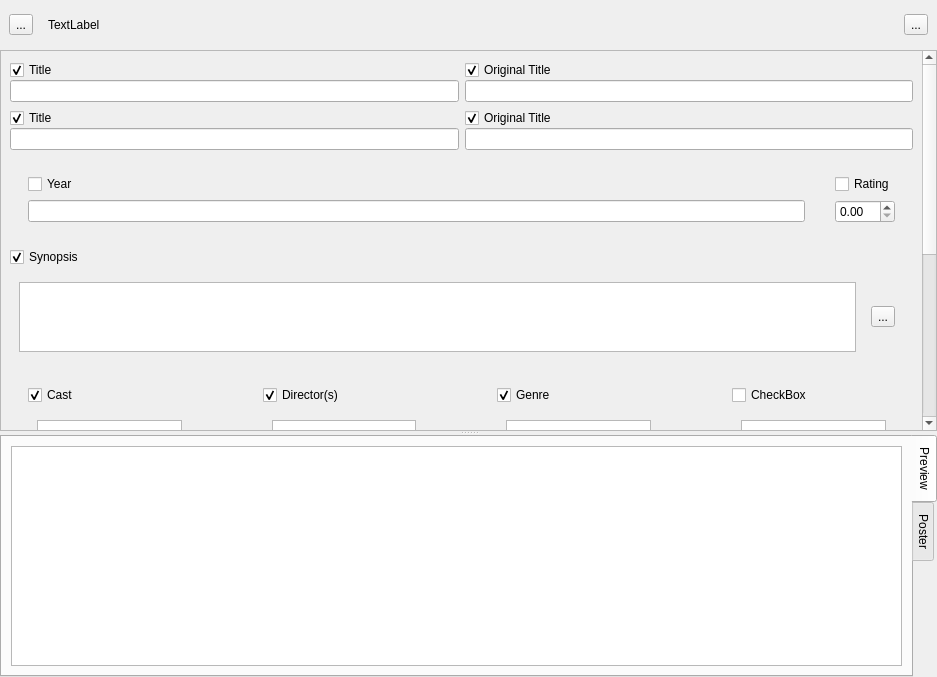
Before: the Qt Designer form src/panelview.ui in app211/jaqet, drawn with Qt 5.
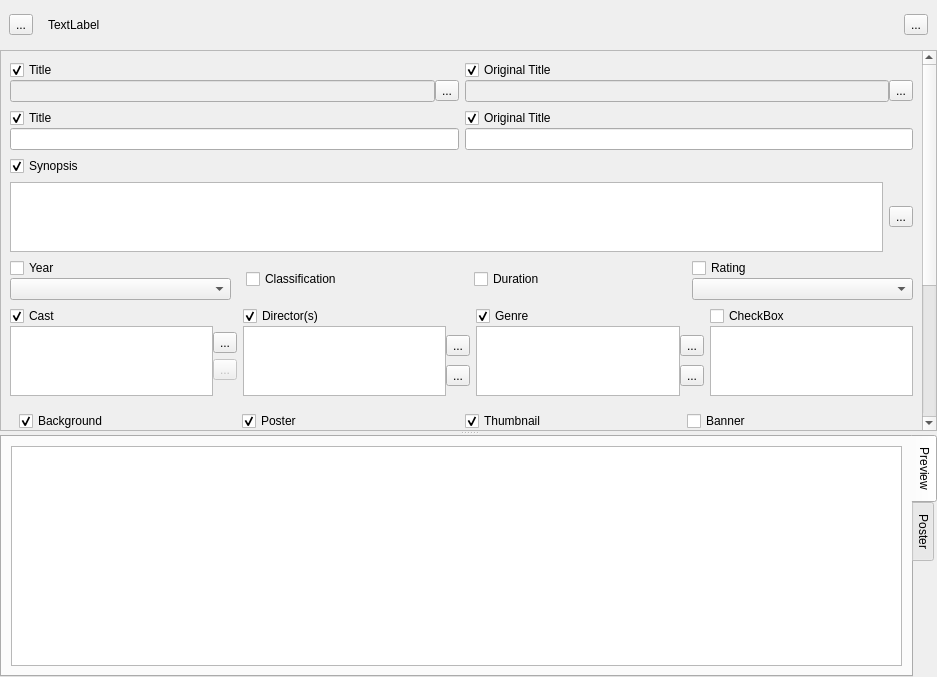
After: the same form once the commit is applied. Icons and pictures are not drawn. Custom widgets are drawn as their Qt base class.

```diff
--- a/src/panelview.ui
+++ b/src/panelview.ui
@@ -142,9 +142,9 @@
               <property name="geometry">
                <rect>
                 <x>0</x>
-                <y>-353</y>
+                <y>-16</y>
                 <width>917</width>
-                <height>755</height>
+                <height>662</height>
                </rect>
               </property>
               <layout class="QVBoxLayout" name="verticalLayout_4">
@@ -188,7 +188,7 @@
                       <number>0</number>
                      </property>
                      <item>
-                      <widget class="CheckLock" name="checkBox_3">
+                      <widget class="CheckLock" name="checkBoxTitle">
                        <property name="text">
                         <string>Title</string>
                        </property>
@@ -198,7 +198,43 @@
                       </widget>
                      </item>
                      <item>
-                      <widget class="QLineEdit" name="titleEdit"/>
+                      <widget class="QWidget" name="widget_33" native="true">
+                       <layout class="QHBoxLayout" name="horizontalLayout_14">
+                        <property name="spacing">
+                         <number>0</number>
+                        </property>
+                        <property name="leftMargin">
+                         <number>0</number>
+                        </property>
+                        <property name="topMargin">
+                         <number>0</number>
+                        </property>
+                        <property name="rightMargin">
+                         <number>0</number>
+                        </property>
+                        <property name="bottomMargin">
+                         <number>0</number>
+                        </property>
+                        <item>
+                         <widget class="QLineEdit" name="titleEdit">
+                          <property name="enabled">
+                           <bool>false</bool>
+                          </property>
+                         </widget>
+                        </item>
+                        <item>
+                         <widget class="QToolButton" name="toolButtonEditTitle">
+                          <property name="text">
+                           <string>...</string>
+                          </property>
+                          <property name="icon">
+                           <iconset resource="../resources/resources.qrc">
+                            <normaloff>:/resources/Edit.png</normaloff>:/resources/Edit.png</iconset>
+                          </property>
+                         </widget>
+                        </item>
+                       </layout>
+                      </widget>
                      </item>
                     </layout>
                    </widget>
@@ -222,7 +258,7 @@
                       <number>0</number>
                      </property>
                      <item>
-                      <widget class="CheckLock" name="checkBox_5">
+                      <widget class="CheckLock" name="checkBoxOriginalTitle">
                        <property name="text">
                         <string>Original Title</string>
                        </property>
@@ -232,7 +268,43 @@
                       </widget>
                      </item>
                      <item>
-                      <widget class="QLineEdit" name="originalTitleEdit"/>
+                      <widget class="QWidget" name="widget_34" native="true">
+                       <layout class="QHBoxLayout" name="horizontalLayout_15">
+                        <property name="spacing">
+                         <number>0</number>
+                        </property>
+                        <property name="leftMargin">
+                         <number>0</number>
+                        </property>
+                        <property name="topMargin">
+                         <number>0</number>
+                        </property>
+                        <property name="rightMargin">
+                         <number>0</number>
+                        </property>
+                        <property name="bottomMargin">
+                         <number>0</number>
+                        </property>
+                        <item>
+                         <widget class="QLineEdit" name="originalTitleEdit">
+                          <property name="enabled">
+                           <bool>false</bool>
+                          </property>
+                         </widget>
+                        </item>
+                        <item>
+                         <widget class="QToolButton" name="toolButtonEditOriginalTitle">
+                          <property name="text">
+                           <string>...</string>
+                          </property>
+                          <property name="icon">
+                           <iconset resource="../resources/resources.qrc">
+                            <normaloff>:/resources/Edit.png</normaloff>:/resources/Edit.png</iconset>
+                          </property>
+                         </widget>
+                        </item>
+                       </layout>
+                      </widget>
                      </item>
                     </layout>
                    </widget>
@@ -283,7 +355,7 @@
                       <number>0</number>
                      </property>
                      <item>
-                      <widget class="CheckLock" name="checkBox_13">
+                      <widget class="CheckLock" name="checkBoxEpisodeTitle">
                        <property name="text">
                         <string>Title</string>
                        </property>
@@ -336,54 +408,7 @@
                 </widget>
                </item>
                <item>
-                <widget class="QWidget" name="widget_25" native="true">
-                 <property name="minimumSize">
-                  <size>
-                   <width>0</width>
-                   <height>0</height>
-                  </size>
-                 </property>
-                 <layout class="QHBoxLayout" name="horizontalLayout_11">
-                  <item>
-                   <widget class="QWidget" name="widget_26" native="true">
-                    <layout class="QVBoxLayout" name="verticalLayout_20">
-                     <item>
-                      <widget class="CheckLock" name="checkBoxYear">
-                       <property name="text">
-                        <string>Year</string>
-                       </property>
-                      </widget>
-                     </item>
-                     <item>
-                      <widget class="QLineEdit" name="lineEdit_3"/>
-                     </item>
-                    </layout>
-                   </widget>
-                  </item>
-                  <item>
-                   <widget class="QWidget" name="widget_28" native="true"/>
-                  </item>
-                  <item>
-                   <widget class="QWidget" name="widget_29" native="true">
-                    <layout class="QVBoxLayout" name="verticalLayout_22">
-                     <item>
-                      <widget class="QCheckBox" name="checkBoxRating">
-                       <property name="text">
-                        <string>Rating</string>
-                       </property>
-                      </widget>
-                     </item>
-                     <item>
-                      <widget class="QDoubleSpinBox" name="doubleSpinBoxRating"/>
-                     </item>
-                    </layout>
-                   </widget>
-                  </item>
-                 </layout>
-                </widget>
-               </item>
-               <item>
-                <widget class="CheckLock" name="checkBoxLockSynopsis">
+                <widget class="CheckLock" name="checkBoxSynopsis">
                  <property name="text">
                   <string>Synopsis</string>
                  </property>
@@ -395,6 +420,18 @@
                <item>
                 <widget class="QWidget" name="widget_5" native="true">
                  <layout class="QHBoxLayout" name="horizontalLayout_4">
+                  <property name="leftMargin">
+                   <number>0</number>
+                  </property>
+                  <property name="topMargin">
+                   <number>0</number>
+                  </property>
+                  <property name="rightMargin">
+                   <number>0</number>
+                  </property>
+                  <property name="bottomMargin">
+                   <number>0</number>
+                  </property>
                   <item>
                    <widget class="QTextEdit" name="synopsis">
                     <property name="enabled">
@@ -408,6 +445,18 @@
                   <item>
                    <widget class="QWidget" name="widget_7" native="true">
                     <layout class="QVBoxLayout" name="verticalLayout_9">
+                     <property name="leftMargin">
+                      <number>0</number>
+                     </property>
+                     <property name="topMargin">
+                      <number>0</number>
+                     </property>
+                     <property name="rightMargin">
+                      <number>0</number>
+                     </property>
+                     <property name="bottomMargin">
+                      <number>0</number>
+                     </property>
                      <item>
                       <widget class="QToolButton" name="toolButtonSysnopsis">
                        <property name="text">
@@ -428,9 +477,140 @@
                  </layout>
                 </widget>
                </item>
+               <item>
+                <widget class="QWidget" name="widget_25" native="true">
+                 <property name="minimumSize">
+                  <size>
+                   <width>0</width>
+                   <height>0</height>
+                  </size>
+                 </property>
+                 <layout class="QHBoxLayout" name="horizontalLayout_11">
+                  <property name="spacing">
+                   <number>6</number>
+                  </property>
+                  <property name="leftMargin">
+                   <number>0</number>
+                  </property>
+                  <property name="topMargin">
+                   <number>0</number>
+                  </property>
+                  <property name="rightMargin">
+                   <number>0</number>
+                  </property>
+                  <property name="bottomMargin">
+                   <number>0</number>
+                  </property>
+                  <item>
+                   <widget class="QWidget" name="widget_26" native="true">
+                    <layout class="QVBoxLayout" name="verticalLayout_20">
+                     <property name="spacing">
+                      <number>0</number>
+                     </property>
+                     <property name="leftMargin">
+                      <number>0</number>
+                     </property>
+                     <property name="topMargin">
+                      <number>0</number>
+                     </property>
+                     <property name="rightMargin">
+                      <number>0</number>
+                     </property>
+                     <property name="bottomMargin">
+                      <number>0</number>
+                     </property>
+                     <item>
+                      <widget class="CheckLock" name="checkBoxYear">
+                       <property name="text">
+                        <string>Year</string>
+                       </property>
+                      </widget>
+                     </item>
+                     <item>
+                      <widget class="QComboBox" name="comboBoxYear">
+                       <property name="toolTip">
+                        <string notr="true"/>
+                       </property>
+                      </widget>
+                     </item>
+                    </layout>
+                   </widget>
+                  </item>
+                  <item>
+                   <widget class="QWidget" name="widget_35" native="true">
+                    <layout class="QVBoxLayout" name="verticalLayout_30">
+                     <item>
+                      <widget class="QCheckBox" name="checkBox_2">
+                       <property name="text">
+                        <string>Classification</string>
+                       </property>
+                      </widget>
+                     </item>
+                    </layout>
+                   </widget>
+                  </item>
+                  <item>
+                   <widget class="QWidget" name="widget_28" native="true">
+                    <layout class="QVBoxLayout" name="verticalLayout_29">
+                     <item>
+                      <widget class="QCheckBox" name="checkBox">
+                       <property name="text">
+                        <string>Duration</string>
+                       </property>
+                      </widget>
+                     </item>
+                    </layout>
+                   </widget>
+                  </item>
+                  <item>
+                   <widget class="QWidget" name="widget_29" native="true">
+                    <layout class="QVBoxLayout" name="verticalLayout_22">
+                     <property name="spacing">
+                      <number>0</number>
+                     </property>
+                     <property name="leftMargin">
+                      <number>0</number>
+                     </property>
+                     <property name="topMargin">
+                      <number>0</number>
+                     </property>
+                     <property name="rightMargin">
+                      <number>0</number>
+                     </property>
+                     <property name="bottomMargin">
+                      <number>0</number>
+                     </property>
+                     <item>
+                      <widget class="QCheckBox" name="checkBoxRating">
+                       <property name="text">
+                        <string>Rating</string>
+                       </property>
+                      </widget>
+                     </item>
+                     <item>
+                      <widget class="QComboBox" name="comboBoxRating"/>
+                     </item>
+                    </layout>
+                   </widget>
+                  </item>
+                 </layout>
+                </widget>
+               </item>
                <item>
                 <widget class="QWidget" name="widget_12" native="true">
                  <layout class="QHBoxLayout" name="horizontalLayout_6">
+                  <property name="leftMargin">
+                   <number>0</number>
+                  </property>
+                  <property name="topMargin">
+                   <number>0</number>
+                  </property>
+                  <property name="rightMargin">
+                   <number>0</number>
+                  </property>
+                  <property name="bottomMargin">
+                   <number>0</number>
+                  </property>
                   <item>
                    <widget class="QWidget" name="widget_14" native="true">
                     <property name="minimumSize">
@@ -440,6 +620,21 @@
                      </size>
                     </property>
                     <layout class="QVBoxLayout" name="verticalLayout_12">
+                     <property name="spacing">
+                      <number>0</number>
+                     </property>
+                     <property name="leftMargin">
+                      <number>0</number>
+                     </property>
+                     <property name="topMargin">
+                      <number>0</number>
+                     </property>
+                     <property name="rightMargin">
+                      <number>0</number>
+                     </property>
+                     <property name="bottomMargin">
+                      <number>0</number>
+                     </property>
                      <item>
                       <widget class="CheckLock" name="checkBoxLockCast">
                        <property name="text">
@@ -459,6 +654,21 @@
                      <item>
                       <widget class="QWidget" name="widget_2" native="true">
                        <layout class="QHBoxLayout" name="horizontalLayout_3">
+                        <property name="spacing">
+                         <number>0</number>
+                        </property>
+                        <property name="leftMargin">
+                         <number>0</number>
+                        </property>
+                        <property name="topMargin">
+                         <number>0</number>
+                        </property>
+                        <property name="rightMargin">
+                         <number>0</number>
+                        </property>
+                        <property name="bottomMargin">
+                         <number>0</number>
+                        </property>
                         <item>
                          <widget class="QListWidget" name="castListWidget">
                           <property name="enabled">
@@ -469,6 +679,18 @@
                         <item>
                          <widget class="QWidget" name="widget_3" native="true">
                           <layout class="QVBoxLayout" name="verticalLayout_5">
+                           <property name="spacing">
+                            <number>0</number>
+                           </property>
+                           <property name="leftMargin">
+                            <number>0</number>
+                           </property>
+                           <property name="topMargin">
+                            <number>0</number>
+                           </property>
+                           <property name="rightMargin">
+                            <number>0</number>
+                           </property>
                            <item>
                             <widget class="QToolButton" name="toolButton_3">
                              <property name="text">
@@ -508,6 +730,21 @@
                   <item>
                    <widget class="QWidget" name="widget_13" native="true">
                     <layout class="QVBoxLayout" name="verticalLayout_13">
+                     <property name="spacing">
+                      <number>0</number>
+                     </property>
+                     <property name="leftMargin">
+                      <number>0</number>
+                     </property>
+                     <property name="topMargin">
+                      <number>0</number>
+                     </property>
+                     <property name="rightMargin">
+                      <number>0</number>
+                     </property>
+                     <property name="bottomMargin">
+                      <number>0</number>
+                     </property>
                      <item>
                       <widget class="CheckLock" name="checkBoxLockDirectors">
                        <property name="text">
@@ -521,6 +758,21 @@
                      <item>
                       <widget class="QWidget" name="widget_8" native="true">
                        <layout class="QHBoxLayout" name="horizontalLayout_5">
+                        <property name="spacing">
+                         <number>0</number>
+                        </property>
+                        <property name="leftMargin">
+                         <number>0</number>
+                        </property>
+                        <property name="topMargin">
+                         <number>0</number>
+                        </property>
+                        <property name="rightMargin">
+                         <number>0</number>
+                        </property>
+                        <property name="bottomMargin">
+                         <number>0</number>
+                        </property>
                         <item>
                          <widget class="QListWidget" name="directorListWidget">
                           <property name="enabled">
@@ -531,6 +783,21 @@
                         <item>
                          <widget class="QWidget" name="widget_9" native="true">
                           <layout class="QVBoxLayout" name="verticalLayout_10">
+                           <property name="spacing">
+                            <number>0</number>
+                           </property>
+                           <property name="leftMargin">
+                            <number>0</number>
+                           </property>
+                           <property name="topMargin">
+                            <number>0</number>
+                           </property>
+                           <property name="rightMargin">
+                            <number>0</number>
+                           </property>
+                           <property name="bottomMargin">
+                            <number>0</number>
+                           </property>
                            <item>
                             <widget class="QToolButton" name="toolButton">
                              <property name="text">
@@ -557,6 +824,21 @@
                   <item>
                    <widget class="QWidget" name="widget_19" native="true">
                     <layout class="QVBoxLayout" name="verticalLayout_16">
+                     <property name="spacing">
+                      <number>0</number>
+                     </property>
+                     <property name="leftMargin">
+                      <number>0</number>
+                     </property>
+                     <property name="topMargin">
+                      <number>0</number>
+                     </property>
+                     <property name="rightMargin">
+                      <number>0</number>
+                     </property>
+                     <property name="bottomMargin">
+                      <number>0</number>
+                     </property>
                      <item>
                       <widget class="CheckLock" name="checkBoxLockGenre">
                        <property name="text">
@@ -570,12 +852,42 @@
                      <item>
                       <widget class="QWidget" name="widget_20" native="true">
                        <layout class="QHBoxLayout" name="horizontalLayout_9">
+                        <property name="spacing">
+                         <number>0</number>
+                        </property>
+                        <property name="leftMargin">
+                         <number>0</number>
+                        </property>
+                        <property name="topMargin">
+                         <number>0</number>
+                        </property>
+                        <property name="rightMargin">
+                         <number>0</number>
+                        </property>
+                        <property name="bottomMargin">
+                         <number>0</number>
+                        </property>
                         <item>
                          <widget class="QListWidget" name="genreListWidget"/>
                         </item>
                         <item>
                          <widget class="QWidget" name="widget_21" native="true">
                           <layout class="QVBoxLayout" name="verticalLayout_17">
+                           <property name="spacing">
+                            <number>0</number>
+                           </property>
+                           <property name="leftMargin">
+                            <number>0</number>
+                           </property>
+                           <property name="topMargin">
+                            <number>0</number>
+                           </property>
+                           <property name="rightMargin">
+                            <number>0</number>
+                           </property>
+                           <property name="bottomMargin">
+                            <number>0</number>
+                           </property>
                            <item>
                             <widget class="QToolButton" name="toolButton_2">
                              <property name="text">
@@ -602,8 +914,23 @@
                   <item>
                    <widget class="QWidget" name="widget_30" native="true">
                     <layout class="QVBoxLayout" name="verticalLayout_23">
+                     <property name="spacing">
+                      <number>0</number>
+                     </property>
+                     <property name="leftMargin">
+                      <number>0</number>
+                     </property>
+                     <property name="topMargin">
+                      <number>0</number>
+                     </property>
+                     <property name="rightMargin">
+                      <number>0</number>
+                     </property>
+                     <property name="bottomMargin">
+                      <number>0</number>
+                     </property>
                      <item>
-                      <widget class="QCheckBox" name="checkBox">
+                      <widget class="QCheckBox" name="checkBoxCountries">
                        <property name="text">
                         <string>CheckBox</string>
                        </property>
@@ -612,6 +939,21 @@
                      <item>
                       <widget class="QWidget" name="widget_31" native="true">
                        <layout class="QHBoxLayout" name="horizontalLayout_12">
+                        <property name="spacing">
+                         <number>0</number>
+                        </property>
+                        <property name="leftMargin">
+                         <number>0</number>
+                        </property>
+                        <property name="topMargin">
+                         <number>0</number>
+                        </property>
+                        <property name="rightMargin">
+                         <number>0</number>
+                        </property>
+                        <property name="bottomMargin">
+                         <number>0</number>
+                        </property>
                         <item>
                          <widget class="QListWidget" name="countriesListWidget"/>
                         </item>
@@ -636,6 +978,21 @@
                   <item>
                    <widget class="QWidget" name="widget_16" native="true">
                     <layout class="QVBoxLayout" name="verticalLayout_14">
+                     <property name="spacing">
+                      <number>0</number>
+                     </property>
+                     <property name="leftMargin">
+                      <number>0</number>
+                     </property>
+                     <property name="topMargin">
+                      <number>0</number>
+                     </property>
+                     <property name="rightMargin">
+                      <number>0</number>
+                     </property>
+                     <property name="bottomMargin">
+                      <number>0</number>
+                     </property>
                      <item>
                       <widget class="CheckLock" name="checkBoxLockBackground">
                        <property name="text">
@@ -668,6 +1025,21 @@
                   <item>
                    <widget class="QWidget" name="widget_17" native="true">
                     <layout class="QVBoxLayout" name="verticalLayout_15">
+                     <property name="spacing">
+                      <number>0</number>
+                     </property>
+                     <property name="leftMargin">
+                      <number>0</number>
+                     </property>
+                     <property name="topMargin">
+                      <number>0</number>
+                     </property>
+                     <property name="rightMargin">
+                      <number>0</number>
+                     </property>
+                     <property name="bottomMargin">
+                      <number>0</number>
+                     </property>
                      <item>
                       <widget class="CheckLock" name="checkBoxLockPoster">
                        <property name="text">
@@ -689,6 +1061,21 @@
                   <item>
                    <widget class="QWidget" name="widget_11" native="true">
                     <layout class="QVBoxLayout" name="verticalLayout_6">
+                     <property name="spacing">
+                      <number>0</number>
+                     </property>
+                     <property name="leftMargin">
+                      <number>0</number>
+                     </property>
+                     <property name="topMargin">
+                      <number>0</number>
+                     </property>
+                     <property name="rightMargin">
+                      <number>0</number>
+                     </property>
+                     <property name="bottomMargin">
+                      <number>0</number>
+                     </property>
                      <item>
                       <widget class="CheckLock" name="checkBoxLockThumbail">
                        <property name="text">
@@ -714,7 +1101,22 @@
                   </item>
                   <item>
                    <widget class="QWidget" name="panelBanner" native="true">
-                    <layout class="QVBoxLayout" name="verticalLayout_21">
+                    <layout class="QVBoxLayout" name="verticalLayout_21" stretch="0,0">
+                     <property name="spacing">
+                      <number>0</number>
+                     </property>
+                     <property name="leftMargin">
+                      <number>0</number>
+                     </property>
+                     <property name="topMargin">
+                      <number>0</number>
+                     </property>
+                     <property name="rightMargin">
+                      <number>0</number>
+                     </property>
+                     <property name="bottomMargin">
+                      <number>0</number>
+                     </property>
                      <item>
                       <widget class="CheckLock" name="checkBoxLockBanner">
                        <property name="text">
@@ -1007,6 +1409,89 @@
                     </layout>
                    </widget>
                   </item>
+                  <item>
+                   <widget class="QWidget" name="widget_32" native="true">
+                    <layout class="QHBoxLayout" name="horizontalLayout_8">
+                     <item>
+                      <widget class="QComboBox" name="comboBoxAudioCodec">
+                       <property name="toolTip">
+                        <string notr="true"/>
+                       </property>
+                       <item>
+                        <property name="text">
+                         <string/>
+                        </property>
+                       </item>
+                       <item>
+                        <property name="text">
+                         <string>AAC</string>
+                        </property>
+                       </item>
+                       <item>
+                        <property name="text">
+                         <string>AC3</string>
+                        </property>
+                       </item>
+                       <item>
+                        <property name="text">
+                         <string>AC3+</string>
+                        </property>
+                       </item>
+                       <item>
+                        <property name="text">
+                         <string>DTS</string>
+                        </property>
+                       </item>
+                       <item>
+                        <property name="text">
+                         <string>DTS-HD</string>
+                        </property>
+                       </item>
+                       <item>
+                        <property name="text">
+                         <string>DTS-HD HRA</string>
+                        </property>
+                       </item>
+                       <item>
+                        <property name="text">
+                         <string>DTS-HD MA</string>
+                        </property>
+                       </item>
+                       <item>
+                        <property name="text">
+                         <string>FLAC</string>
+                        </property>
+                       </item>
+                       <item>
+                        <property name="text">
+                         <string>MP3</string>
+                        </property>
+                       </item>
+                       <item>
+                        <property name="text">
+                         <string>PCM</string>
+                        </property>
+                       </item>
+                       <item>
+                        <property name="text">
+                         <string>TrueHD</string>
+                        </property>
+                       </item>
+                       <item>
+                        <property name="text">
+                         <string>Vorbis</string>
+                        </property>
+                       </item>
+                       <item>
+                        <property name="text">
+                         <string>WMA</string>
+                        </property>
+                       </item>
+                      </widget>
+                     </item>
+                    </layout>
+                   </widget>
+                  </item>
                  </layout>
                 </widget>
                </item>
```
